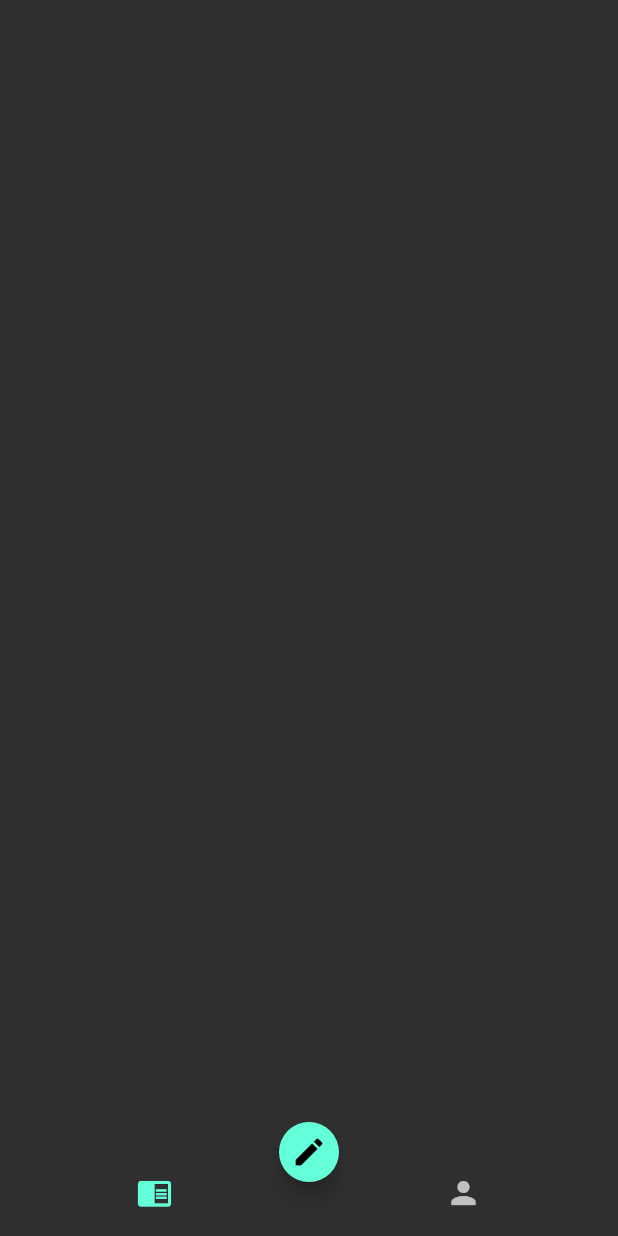
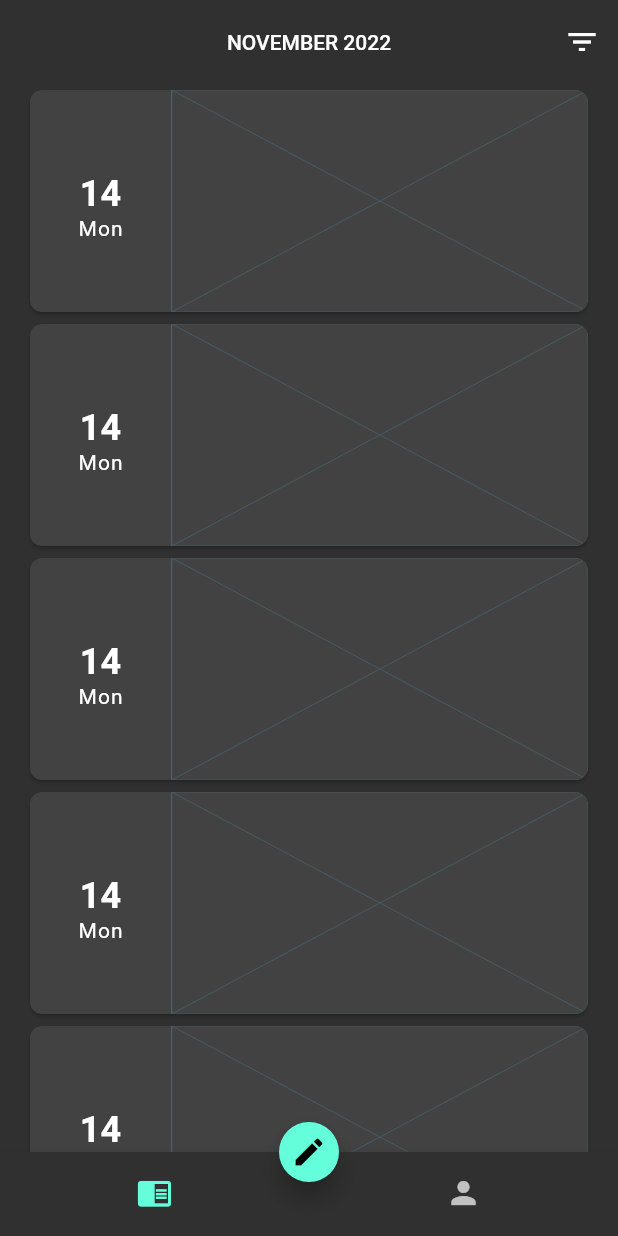
Before and after one commit to freemantg/glum, a Flutter app: the MonthPage screen opened by its route, on a phone screen of 412 x 824 dp. Run offline on Flutter 3.47's test engine with Material 2 defaults, Android fonts, the light colour scheme and no system bars; our stand-ins replace auto_route, flutter_hooks.

Commit message:
MonthPage creation

```diff
--- a/glum_mood_tracker/lib/presentation/cards/month_page.dart
+++ b/glum_mood_tracker/lib/presentation/cards/month_page.dart
@@ -1,10 +1,75 @@
 import 'package:flutter/material.dart';
+import 'package:glum_mood_tracker/presentation/stats/stats_page.dart';
+import 'package:glum_mood_tracker/styles/styles.dart';
 
 class MonthPage extends StatelessWidget {
   const MonthPage({super.key});
 
   @override
   Widget build(BuildContext context) {
-    return const Scaffold();
+    return Scaffold(
+      appBar: _buildAppBar(),
+      body: Padding(
+        padding: EdgeInsets.symmetric(horizontal: $styles.insets.sm),
+        child: ListView.builder(
+          itemCount: 5,
+          itemBuilder: (context, index) {
+            return StyledCard(
+              customPadding: true,
+              child: Row(
+                children: [
+                  Padding(
+                    padding: EdgeInsets.all($styles.insets.lg),
+                    child: Column(
+                      children: [
+                        Text('14', style: $styles.text.h3),
+                        Text('Mon',
+                            style: $styles.text.h4.copyWith(
+                              fontWeight: FontWeight.normal,
+                              height: 0,
+                            )),
+                      ],
+                    ),
+                  ),
+                  Expanded(
+                    child: Container(
+                      decoration: BoxDecoration(
+                        border: Border(
+                          left: BorderSide(
+                            color: Colors.grey.withOpacity(0.5),
+                            width: 0.5,
+                          ),
+                        ),
+                      ),
+                      child: Column(
+                        children: const [
+                          Placeholder(
+                            fallbackHeight: 148.0,
+                            strokeWidth: 0,
+                          )
+                        ],
+                      ),
+                    ),
+                  ),
+                ],
+              ),
+            );
+          },
+        ),
+      ),
+    );
+  }
+
+  AppBar _buildAppBar() {
+    return AppBar(
+      title: Text('NOVEMBER 2022', style: $styles.text.title2),
+      centerTitle: true,
+      actions: [
+        IconButton(
+          onPressed: () {},
+          icon: const Icon(Icons.filter_list),
+        ),
+      ],
+    );
   }
 }
```
